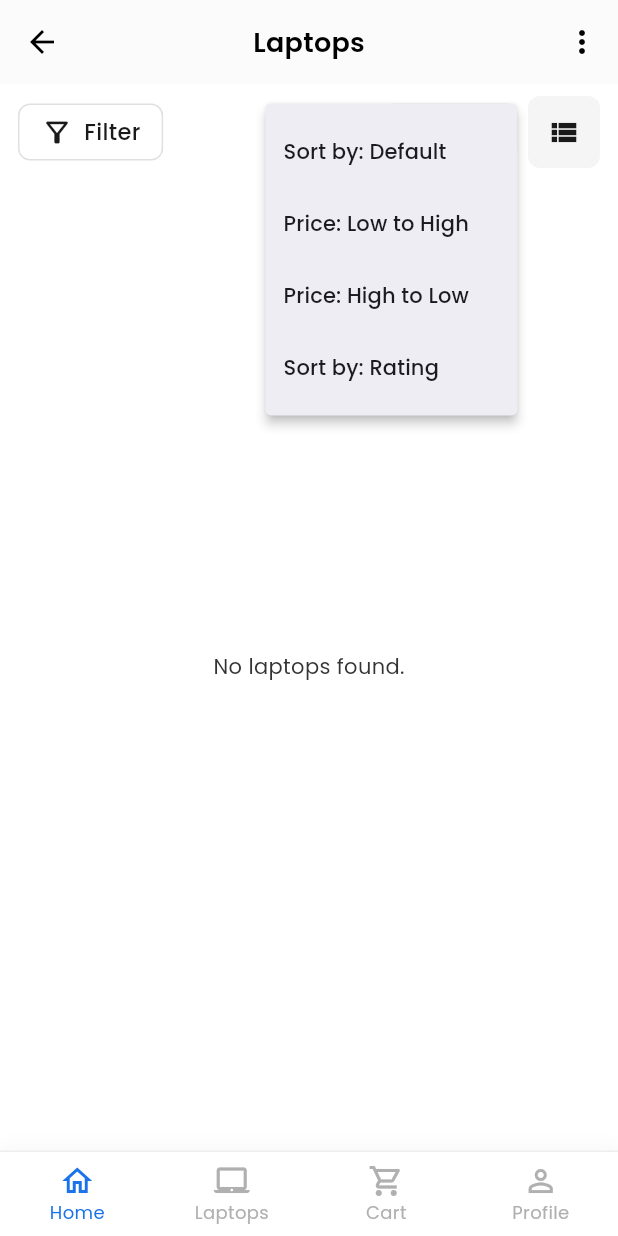
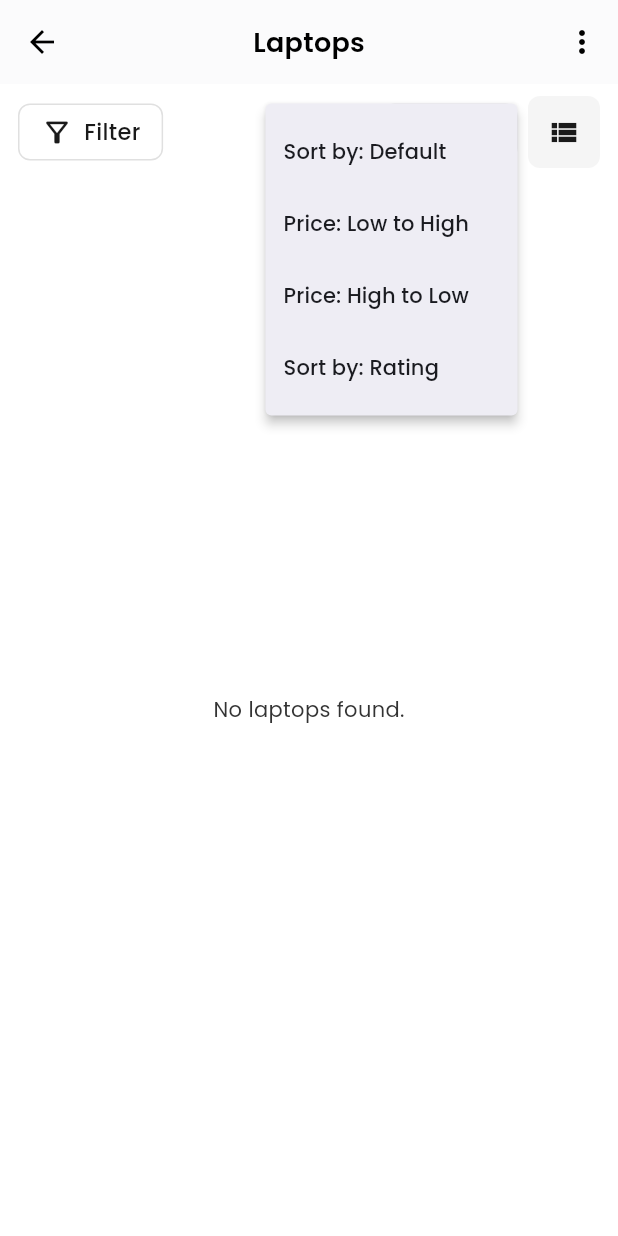
Before and after one commit to HabeebEttu/laptop_harbour, a Flutter app: the LaptopsPage screen opened directly, after a tap on "Sort", on a phone screen of 412 x 824 dp. Run offline on Flutter 3.47's test engine with Material 3 defaults, Android fonts, the phone set to English and light mode, and no system bars; our stand-ins replace cloud_firestore, firebase_auth, firebase_core, flutter_dotenv, font_awesome_flutter, google_fonts and 3 more; accounts and stored records are empty.

Commit message:
feat: Enhance order handling and UI; improve timestamp parsing, update cart fetching logic, and refine wishlist display

```diff
--- a/lib/pages/checkout_page.dart
+++ b/lib/pages/checkout_page.dart
@@ -306,7 +306,7 @@ class _CheckoutPageState extends State<CheckoutPage> {
             },
             child: Text(
               '\$${total.toStringAsFixed(2)} • Place Your Order',
-              style: const TextStyle(fontSize: 16, fontWeight: FontWeight.bold),
+              style: const TextStyle(fontSize: 16, fontWeight: FontWeight.bold,color: Colors.white),
             ),
           ),
         ),
--- a/lib/pages/laptops_page.dart
+++ b/lib/pages/laptops_page.dart
@@ -17,7 +17,6 @@ class LaptopsPage extends StatefulWidget {
 
 class _LaptopsPageState extends State<LaptopsPage> {
   bool _isGridView = true;
-  int _selectedBottomNavIndex = 0;
 
   @override
   void initState() {
@@ -254,55 +253,7 @@ class _LaptopsPageState extends State<LaptopsPage> {
           ),
         ),
       ),
-      bottomNavigationBar: Container(
-        decoration: BoxDecoration(
-          color: Colors.white,
-          border: Border(
-            top: BorderSide(color: Colors.grey.shade200, width: 1),
-          ),
-          boxShadow: [
-            BoxShadow(
-              color: Colors.grey.withOpacity(0.08),
-              spreadRadius: 1,
-              blurRadius: 8,
-              offset: const Offset(0, -2),
-            ),
-          ],
-        ),
-        child: BottomNavigationBar(
-          currentIndex: _selectedBottomNavIndex,
-          onTap: (index) {
-            setState(() {
-              _selectedBottomNavIndex = index;
-            });
-          },
-          backgroundColor: Colors.white,
-          elevation: 0,
-          type: BottomNavigationBarType.fixed,
-          selectedItemColor: const Color(0xFF1A73E8),
-          unselectedItemColor: const Color(0xFFB0B0B0),
-          selectedFontSize: 12,
-          unselectedFontSize: 12,
-          items: const [
-            BottomNavigationBarItem(
-              icon: Icon(Icons.home_outlined),
-              label: 'Home',
-            ),
-            BottomNavigationBarItem(
-              icon: Icon(Icons.laptop_mac),
-              label: 'Laptops',
-            ),
-            BottomNavigationBarItem(
-              icon: Icon(Icons.shopping_cart_outlined),
-              label: 'Cart',
-            ),
-            BottomNavigationBarItem(
-              icon: Icon(Icons.person_outline),
-              label: 'Profile',
-            ),
-          ],
-        ),
-      ),
+
     );
   }
 
@@ -610,7 +561,7 @@ class LaptopPageCard extends StatelessWidget {
                 borderRadius: BorderRadius.circular(16),
                 boxShadow: [
                   BoxShadow(
-                    color: Colors.grey.withOpacity(0.07),
+                    color: Colors.grey.withAlpha(18),
                     blurRadius: 8,
                     offset: const Offset(0, 2),
                   ),
@@ -732,7 +683,7 @@ class LaptopPageCard extends StatelessWidget {
               borderRadius: BorderRadius.circular(16),
               boxShadow: [
                 BoxShadow(
-                  color: Colors.grey.withOpacity(0.07),
+                  color: Colors.grey.withAlpha(18),
                   blurRadius: 8,
                   offset: const Offset(0, 2),
                 ),
--- a/lib/providers/laptop_provider.dart
+++ b/lib/providers/laptop_provider.dart
@@ -30,39 +30,43 @@ class LaptopProvider with ChangeNotifier {
   double? get maxPrice => _maxPrice;
 
   Stream<List<Laptop>> getLaptopsStream() {
-    if (_cachedLaptops != null) {
-
-      return Stream.value(_cachedLaptops!).asBroadcastStream()
-        ..listen((_) {});
-    }
+    // Always return the same stream controller's stream
     return _laptopsController.stream;
   }
 
   List<Laptop>? getLaptops() => _cachedLaptops;
 
   Future<void> fetchLaptops() async {
-
+    // If we have cached data, post it to the stream and exit.
+    // This prevents re-fetching when returning to a page.
     if (_cachedLaptops != null && _cachedLaptops!.isNotEmpty) {
-      final filteredLaptops = _applyFilters(_cachedLaptops!);
-      _laptopsController.add(filteredLaptops);
+      _laptopsController.add(_applyFilters(_cachedLaptops!));
+      return;
     }
 
+    // If a fetch is already in progress, don't start another.
+    if (_isLoading) {
+      return;
+    }
 
     _isLoading = true;
     _error = null;
     notifyListeners();
 
     try {
+      // This now only fetches the initial list. The stream will update it.
       final initialLaptops = await _laptopService.getAllLaptops();
       _cachedLaptops = initialLaptops;
-      final filteredLaptops = _applyFilters(initialLaptops);
-      _laptopsController.add(filteredLaptops);
+      _laptopsController.add(_applyFilters(initialLaptops));
 
-      _laptopService.getLaptops().listen(
+      // Cancel any previous subscription to avoid memory leaks
+      _laptopSubscription?.cancel();
+
+      // Listen for real-time updates
+      _laptopSubscription = _laptopService.getLaptops().listen(
         (laptops) {
           _cachedLaptops = laptops;
-          final filteredLaptops = _applyFilters(laptops);
-          _laptopsController.add(filteredLaptops);
+          _laptopsController.add(_applyFilters(laptops));
         },
         onError: (e) {
           _error = e.toString();
@@ -223,6 +227,7 @@ class LaptopProvider with ChangeNotifier {
 
   @override
   void dispose() {
+    _laptopSubscription?.cancel();
     _laptopsController.close();
     super.dispose();
   }
--- a/lib/providers/order_provider.dart
+++ b/lib/providers/order_provider.dart
@@ -58,7 +58,7 @@ class OrderProvider with ChangeNotifier {
       throw Exception('User is not logged in');
     }
     _isLoading = true;
-    notifyListeners();
+    // notifyListeners();
 
     final newOrder = Order(
       orderId: const Uuid().v4(),
@@ -70,7 +70,7 @@ class OrderProvider with ChangeNotifier {
     );
 
     await _orderService.placeOrder(newOrder);
-    await fetchOrders(); // Refresh the orders list
+    await fetchOrders();
     _isLoading = false;
     notifyListeners();
   }
--- a/lib/widgets/order_card.dart
+++ b/lib/widgets/order_card.dart
@@ -33,7 +33,7 @@ class OrderCard extends StatelessWidget {
           border: Border.all(color: Colors.grey.shade300),
           boxShadow: [
             BoxShadow(
-              color: Colors.black.withOpacity(0.05),
+              color: Colors.black.withAlpha(13),
               blurRadius: 4,
               offset: const Offset(0, 2),
             ),
```
Also changed, not shown: lib/models/order.dart (+35 -10 lines), lib/pages/home_page.dart (+2 -7 lines), lib/pages/laptop_details_page.dart (+122 -78 lines), lib/pages/orders_page.dart (+16 -9 lines), lib/pages/wish_list.dart (+29 -15 lines), lib/providers/cart_provider.dart (+25 -40 lines), lib/services/cart_service.dart (+21 -4 lines), lib/services/order_service.dart (+6 -2 lines).
